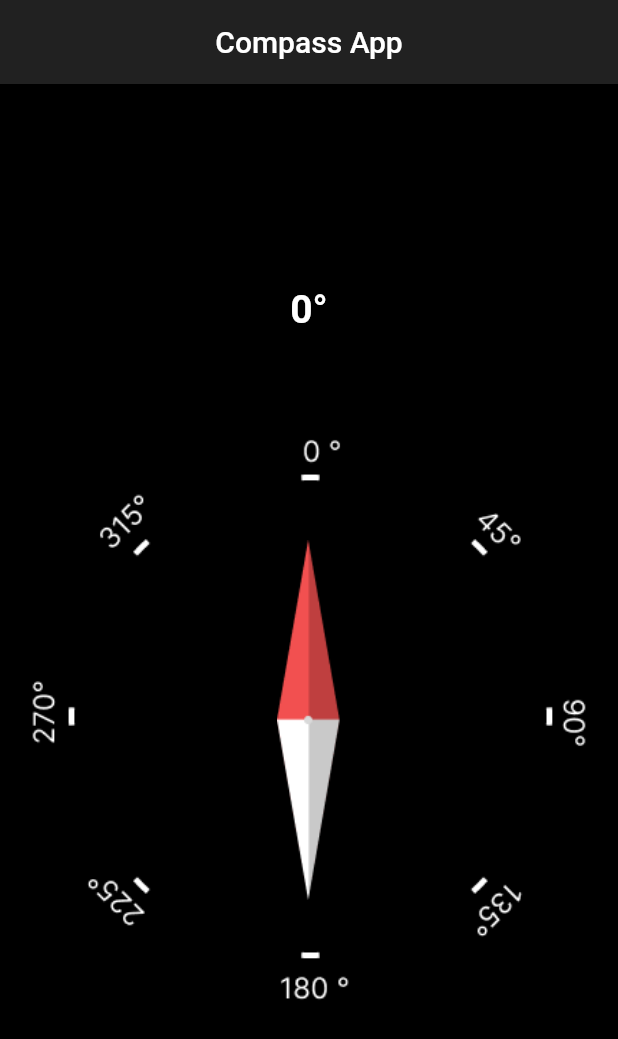
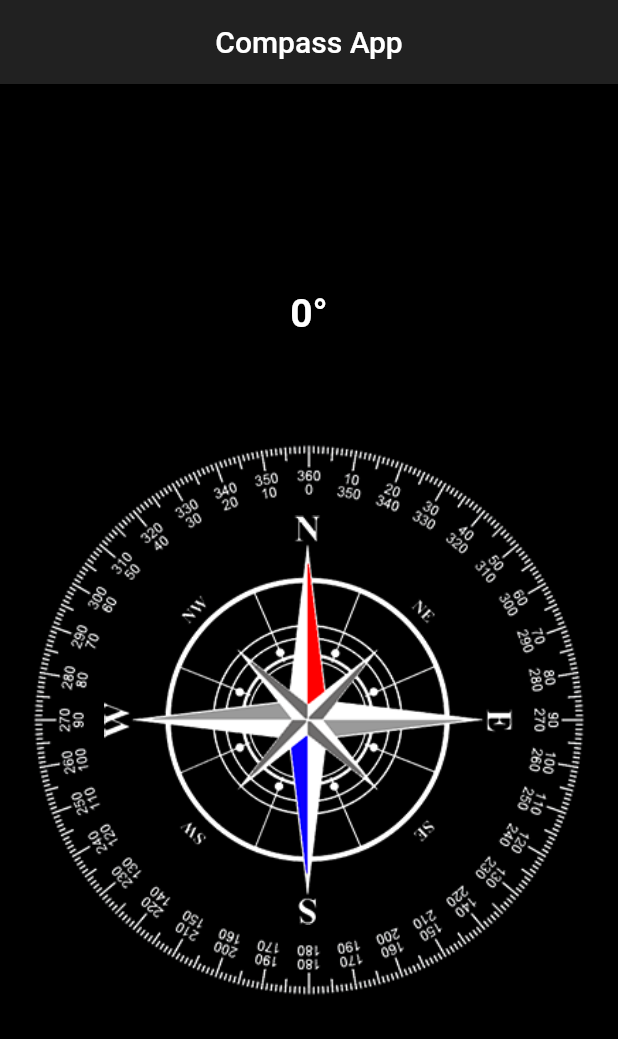
Before and after one commit to KHALMATOV-FARRUKH/compass_app, a Flutter app: the screen it shows after launch, on a phone screen of 412 x 824 dp. Shown: the top 1039 px of the screen. Run offline on Flutter 3.47's test engine with Material 2 defaults, Android fonts, the phone set to English and light mode, and no system bars; our stand-ins replace flutter_compass.

Commit message:
Changing the compass dial.

```diff
--- a/lib/main.dart
+++ b/lib/main.dart
@@ -69,7 +69,7 @@ class _HomeScreenState extends State<HomeScreen> {
           ),
           const SizedBox(height: 50.0,),
           // Now let's show the compass
-          Padding(padding: EdgeInsets.all(18.0),
+          Padding(padding: const EdgeInsets.all(18.0),
             child: Stack(
               alignment: Alignment.center,
               children: [
```
Also changed, not shown: assets/images/cadrant.png, assets/images/compass.png, 1 other file.
